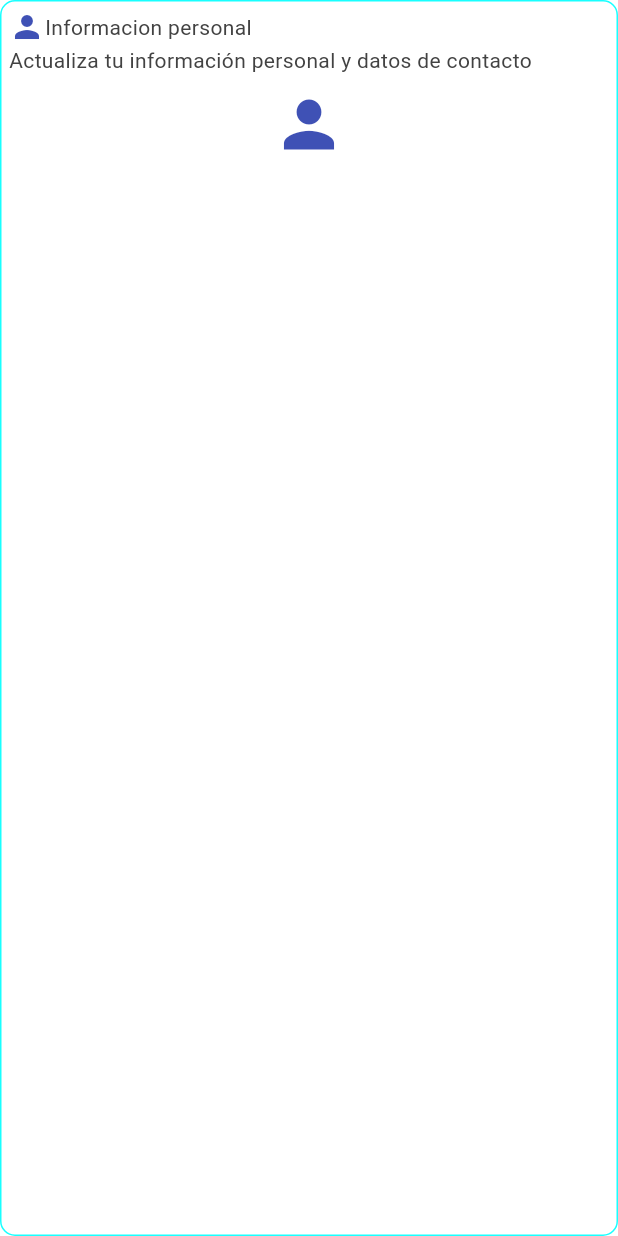
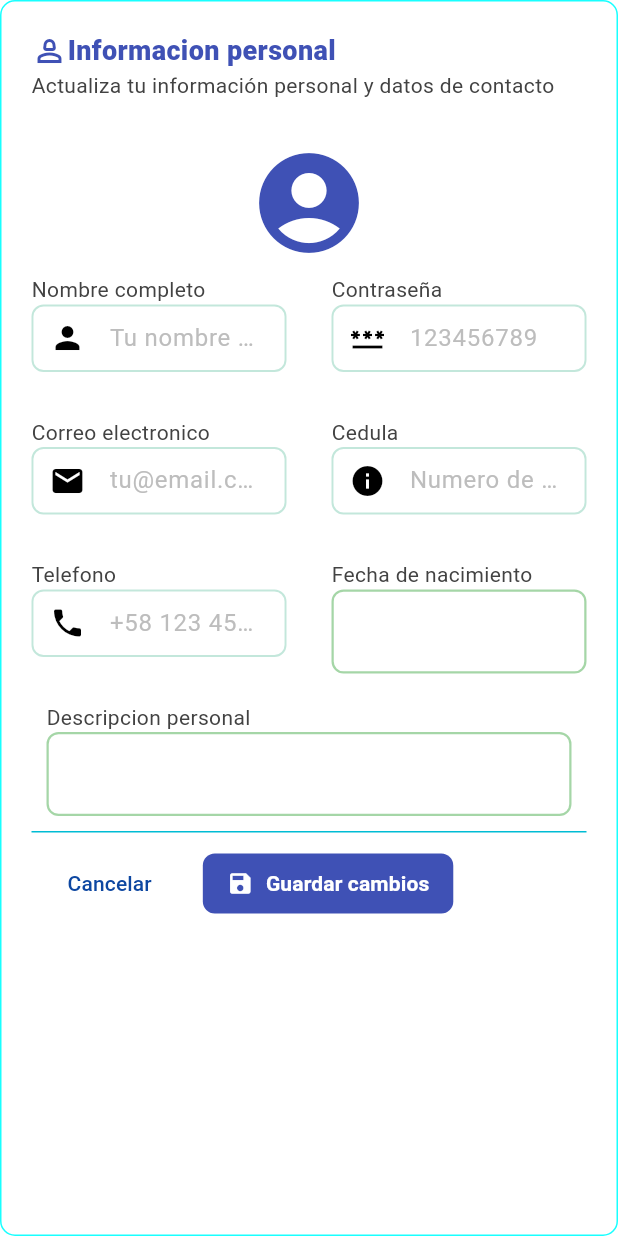
Before and after one commit to VictorDevCode21/project_manager, a Flutter app: the ProfileManager widget shown alone on an empty page, opened directly, on a phone screen of 412 x 824 dp. Run offline on Flutter 3.47's test engine with Material 3 defaults, Android fonts, the phone set to English and light mode, and no system bars; our stand-ins replace cloud_firestore, firebase_auth, firebase_core, go_router; accounts and stored records are empty.

Commit message:
update on profile and controller creation
falta el controller

```diff
--- a/lib/views/profile_page.dart
+++ b/lib/views/profile_page.dart
@@ -1,5 +1,7 @@
 import 'package:flutter/material.dart';
 import 'package:prolab_unimet/views/layouts/admin_layout.dart';
+import 'package:prolab_unimet/widgets/custom_text_field_widget.dart';
+import 'package:prolab_unimet/controllers/register_controller.dart';
 
 class ProfileView extends StatelessWidget {
   const ProfileView({super.key});
@@ -8,8 +10,23 @@ class ProfileView extends StatelessWidget {
   Widget build(BuildContext context) {
     return Scaffold(
       body: Column(
-        mainAxisAlignment: MainAxisAlignment.start,
+        crossAxisAlignment: CrossAxisAlignment.start,
         children: [
+          TextButton.icon(
+            onPressed: () {},
+            icon: Icon(Icons.arrow_back, color: Colors.black),
+            label: Text(
+              'Volver al dashboard',
+              style: TextStyle(color: Colors.black, fontSize: 18),
+            ),
+            style: TextButton.styleFrom(
+              backgroundColor: Colors.white,
+              shape: RoundedRectangleBorder(
+                borderRadius: BorderRadius.circular(8),
+              ),
+              padding: const EdgeInsets.symmetric(horizontal: 8),
+            ),
+          ),
           Text(
             'Modificar Perfil',
             textAlign: TextAlign.left,
@@ -24,6 +41,7 @@ class ProfileView extends StatelessWidget {
             'Actualiza tu información personal y datos de contacto',
             textAlign: TextAlign.left,
           ),
+          SizedBox(height: 40),
           ProfileManager(),
         ],
       ),
@@ -57,15 +75,20 @@ class ComeBackButton extends StatelessWidget {
   }
 }
 
-class ProfileManager extends StatelessWidget {
+class ProfileManager extends StatefulWidget {
   const ProfileManager({super.key});
 
+  @override
+  State<ProfileManager> createState() => _ProfileManagerState();
+}
+
+class _ProfileManagerState extends State<ProfileManager> {
   @override
   Widget build(BuildContext context) {
     return Center(
       child: Container(
-        width: 800,
-        padding: EdgeInsets.all(5),
+        width: 900,
+        padding: EdgeInsets.all(20),
         decoration: BoxDecoration(
           border: Border.all(color: Colors.cyanAccent),
           borderRadius: BorderRadius.circular(10),
@@ -75,8 +98,15 @@ class ProfileManager extends StatelessWidget {
           children: [
             Row(
               children: [
-                Icon(Icons.person, color: Colors.indigo),
-                Text('Informacion personal'),
+                Icon(Icons.person_2_outlined, color: Colors.indigo),
+                Text(
+                  'Informacion personal',
+                  style: TextStyle(
+                    fontSize: 18,
+                    color: Colors.indigo,
+                    fontWeight: FontWeight.w800,
+                  ),
+                ),
               ],
             ),
             Row(
@@ -84,20 +114,133 @@ class ProfileManager extends StatelessWidget {
                 Text('Actualiza tu información personal y datos de contacto'),
               ],
             ),
+            const SizedBox(height: 20),
             Row(
               mainAxisAlignment: MainAxisAlignment.center,
               children: [
                 IconButton(
                   onPressed: () {},
-                  icon: Icon(Icons.person),
+                  icon: Icon(Icons.account_circle),
                   color: Colors.indigo,
-                  iconSize: 50,
+                  iconSize: 80,
                 ),
               ],
             ),
+            Form(
+              child: Row(
+                crossAxisAlignment: CrossAxisAlignment.start,
+                children: [
+                  Expanded(child: column1()),
+                  SizedBox(width: 30),
+                  Expanded(child: column2()),
+                ],
+              ),
+            ),
+            descriptionBox(),
+            SizedBox(height: 10),
+            Row(
+              crossAxisAlignment: CrossAxisAlignment.end,
+              children: [cancel1(), SizedBox(width: 10), saveChanges()],
+            ),
+            SizedBox(height: 10),
           ],
         ),
       ),
     );
   }
+
+  Widget column1() {
+    return Column(
+      crossAxisAlignment: CrossAxisAlignment.start,
+      children: [
+        Text('Nombre completo'),
+        CustomTextField(
+          labelText: 'nombre',
+          hintText: 'Tu nombre completo',
+          iconData: Icons.person,
+        ),
+        SizedBox(height: 10),
+        Text('Correo electronico'),
+        CustomTextField(
+          labelText: 'correo',
+          hintText: 'tu@email.com',
+          iconData: Icons.mail,
+        ),
+        SizedBox(height: 10),
+        Text('Telefono'),
+        CustomTextField(
+          labelText: 'telefono',
+          hintText: '+58 123 456 789',
+          iconData: Icons.phone,
+        ),
+      ],
+    );
+  }
+
+  Widget column2() {
+    return Column(
+      crossAxisAlignment: CrossAxisAlignment.start,
+      children: [
+        Text('Contraseña'),
+        CustomTextField(
+          labelText: 'nombre',
+          hintText: '123456789',
+          iconData: Icons.password,
+        ),
+        SizedBox(height: 10),
+        Text('Cedula'),
+        CustomTextField(
+          labelText: 'cedula',
+          hintText: 'Numero de cedula',
+          iconData: Icons.info,
+        ),
+        SizedBox(height: 10),
+        Text('Fecha de nacimiento'),
+        TextFormField(
+          readOnly: true,
+          onTap: () async {
+            final pickedDate = await showDatePicker(
+              context: context,
+              firstDate: DateTime(1950),
+              initialDate: DateTime(2000),
+              lastDate: DateTime.now(),
+            );
+          },
+        ),
+      ],
+    );
+  }
+
+  Widget descriptionBox() {
+    return Container(
+      padding: EdgeInsets.all(10),
+      decoration: BoxDecoration(
+        border: Border(bottom: BorderSide(color: Colors.cyan)),
+      ),
+      child: Column(
+        crossAxisAlignment: CrossAxisAlignment.start,
+        children: [Text('Descripcion personal'), TextField()],
+      ),
+    );
+  }
+
+  Widget cancel1() {
+    return OutlinedButton(onPressed: () {}, child: Text('Cancelar'));
+  }
+
+  Widget saveChanges() {
+    return TextButton.icon(
+      onPressed: () {},
+      icon: Icon(Icons.save, color: Colors.white),
+      label: Text(
+        'Guardar cambios',
+        style: TextStyle(color: Colors.white, fontWeight: FontWeight.bold),
+      ),
+      style: TextButton.styleFrom(
+        backgroundColor: Colors.indigo,
+        shape: RoundedRectangleBorder(borderRadius: BorderRadius.circular(8)),
+        padding: const EdgeInsets.symmetric(horizontal: 16),
+      ),
+    );
+  }
 }
```
Also changed, not shown: lib/controllers/profile_controller.dart (added, +86 -0 lines).
